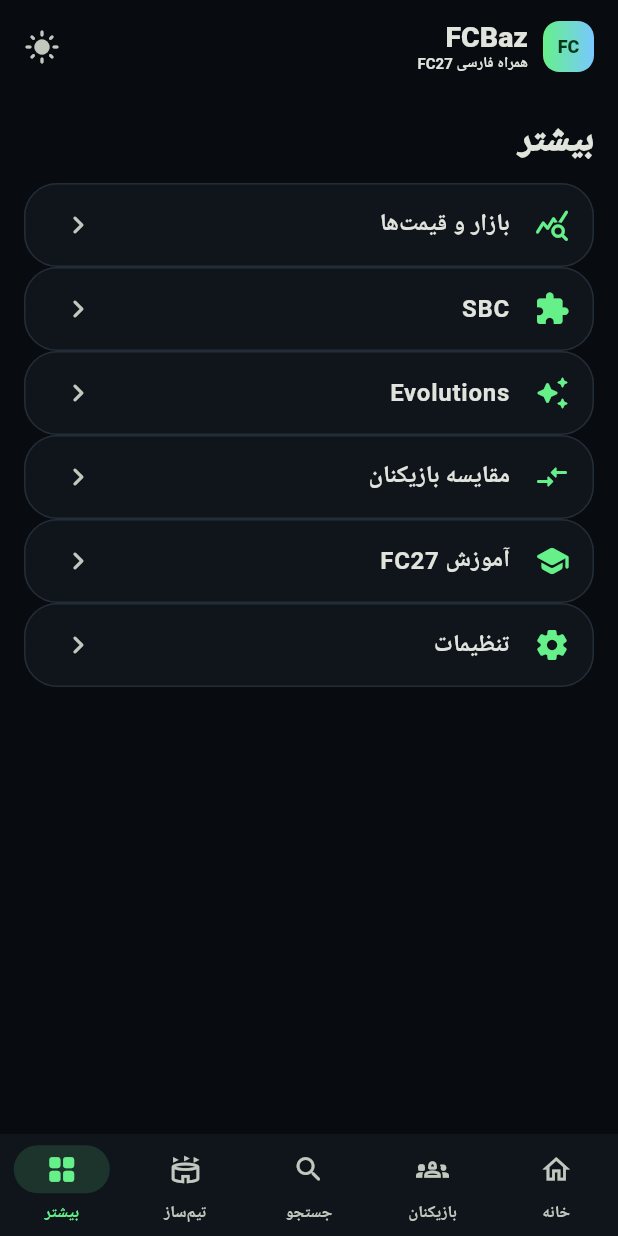
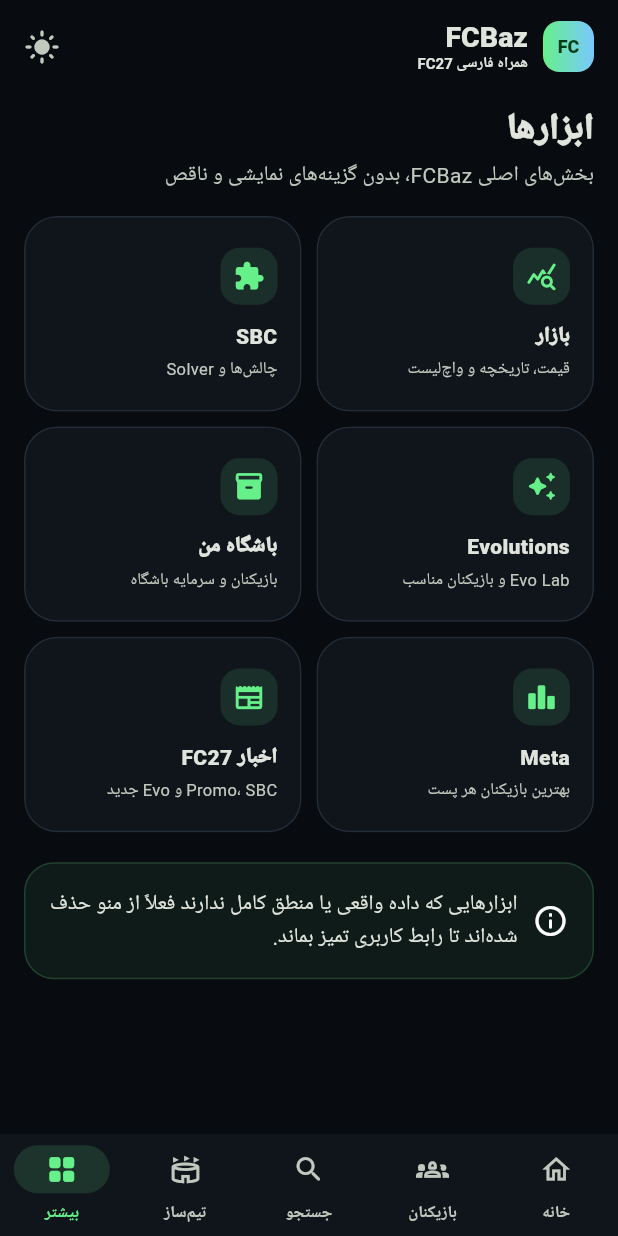
Before and after one commit to sahandse/FCbaz, a Flutter app: the screen it shows after launch, item 5 of the bottom bar chosen, on a phone screen of 412 x 824 dp. Run offline on Flutter 3.47's test engine with Material 3 defaults, Android fonts, the phone set to English and light mode, and no system bars; our stand-ins replace shared_preferences.

Commit message:
ui: replace placeholder More menu with working FCBaz tools

```diff
--- a/lib/features/more/more_screen.dart
+++ b/lib/features/more/more_screen.dart
@@ -1,43 +1,167 @@
 import 'package:flutter/material.dart';
 
+import '../club/presentation/my_club_screen.dart';
+import '../evolutions/presentation/evolutions_screen.dart';
 import '../market/presentation/market_screen.dart';
+import '../meta/presentation/meta_screen.dart';
+import '../sbc/presentation/sbc_screen.dart';
 
 class MoreScreen extends StatelessWidget {
   const MoreScreen({super.key});
 
   @override
   Widget build(BuildContext context) {
-    final items = [
-      ('بازار و قیمت‌ها', Icons.query_stats_rounded),
-      ('SBC', Icons.extension_rounded),
-      ('Evolutions', Icons.auto_awesome_rounded),
-      ('مقایسه بازیکنان', Icons.compare_arrows_rounded),
-      ('آموزش FC27', Icons.school_rounded),
-      ('تنظیمات', Icons.settings_rounded),
-    ];
+    final primary = Theme.of(context).colorScheme.primary;
 
     return ListView(
-      padding: const EdgeInsets.all(16),
+      padding: const EdgeInsets.fromLTRB(16, 8, 16, 28),
       children: [
         Text(
-          'بیشتر',
-          style: Theme.of(context).textTheme.headlineSmall?.copyWith(fontWeight: FontWeight.w900),
+          'ابزارها',
+          style: Theme.of(context).textTheme.headlineSmall,
         ),
-        const SizedBox(height: 12),
-        for (final item in items)
-          Card(
-            child: ListTile(
-              onTap: item.$1 == 'بازار و قیمت‌ها'
-                  ? () => Navigator.of(context).push(
-                        MaterialPageRoute(builder: (_) => const MarketScreen()),
-                      )
-                  : null,
-              leading: Icon(item.$2, color: Theme.of(context).colorScheme.primary),
-              title: Text(item.$1, style: const TextStyle(fontWeight: FontWeight.w700)),
-              trailing: const Icon(Icons.chevron_left_rounded),
+        const SizedBox(height: 4),
+        Text(
+          'بخش‌های اصلی FCBaz، بدون گزینه‌های نمایشی و ناقص',
+          style: TextStyle(
+            color: Theme.of(context).colorScheme.onSurfaceVariant,
+          ),
+        ),
+        const SizedBox(height: 16),
+        GridView.count(
+          crossAxisCount: 2,
+          shrinkWrap: true,
+          physics: const NeverScrollableScrollPhysics(),
+          mainAxisSpacing: 10,
+          crossAxisSpacing: 10,
+          childAspectRatio: 1.42,
+          children: [
+            _ToolCard(
+              title: 'بازار',
+              subtitle: 'قیمت، تاریخچه و واچ‌لیست',
+              icon: Icons.query_stats_rounded,
+              onTap: () => _open(context, const MarketScreen()),
             ),
+            _ToolCard(
+              title: 'SBC',
+              subtitle: 'چالش‌ها و Solver',
+              icon: Icons.extension_rounded,
+              onTap: () => _open(context, const SbcScreen()),
+            ),
+            _ToolCard(
+              title: 'Evolutions',
+              subtitle: 'Evo Lab و بازیکنان مناسب',
+              icon: Icons.auto_awesome_rounded,
+              onTap: () => _open(context, const EvolutionsScreen()),
+            ),
+            _ToolCard(
+              title: 'باشگاه من',
+              subtitle: 'بازیکنان و سرمایه باشگاه',
+              icon: Icons.inventory_2_rounded,
+              onTap: () => _open(context, const MyClubScreen()),
+            ),
+            _ToolCard(
+              title: 'Meta',
+              subtitle: 'بهترین بازیکنان هر پست',
+              icon: Icons.leaderboard_rounded,
+              onTap: () => _open(context, const MetaScreen()),
+            ),
+            _ToolCard(
+              title: 'اخبار FC27',
+              subtitle: 'Promo، SBC و Evo جدید',
+              icon: Icons.newspaper_rounded,
+              onTap: () => _open(context, const NewsScreen()),
+            ),
+          ],
+        ),
+        const SizedBox(height: 20),
+        Container(
+          padding: const EdgeInsets.all(16),
+          decoration: BoxDecoration(
+            color: primary.withValues(alpha: .07),
+            borderRadius: BorderRadius.circular(20),
+            border: Border.all(color: primary.withValues(alpha: .18)),
           ),
+          child: const Row(
+            children: [
+              Icon(Icons.info_outline_rounded),
+              SizedBox(width: 10),
+              Expanded(
+                child: Text(
+                  'ابزارهایی که داده واقعی یا منطق کامل ندارند فعلاً از منو حذف شده‌اند تا رابط کاربری تمیز بماند.',
+                ),
+              ),
+            ],
+          ),
+        ),
       ],
     );
   }
+
+  void _open(BuildContext context, Widget screen) {
+    Navigator.of(context).push(
+      MaterialPageRoute(builder: (_) => screen),
+    );
+  }
 }
+
+class _ToolCard extends StatelessWidget {
+  const _ToolCard({
+    required this.title,
+    required this.subtitle,
+    required this.icon,
+    required this.onTap,
+  });
+
+  final String title;
+  final String subtitle;
+  final IconData icon;
+  final VoidCallback onTap;
+
+  @override
+  Widget build(BuildContext context) {
+    final scheme = Theme.of(context).colorScheme;
+
+    return Card(
+      clipBehavior: Clip.antiAlias,
+      child: InkWell(
+        onTap: onTap,
+        child: Padding(
+          padding: const EdgeInsets.all(16),
+          child: Column(
+            crossAxisAlignment: CrossAxisAlignment.start,
+            mainAxisAlignment: MainAxisAlignment.center,
+            children: [
+              Container(
+                width: 38,
+                height: 38,
+                decoration: BoxDecoration(
+                  color: scheme.primary.withValues(alpha: .12),
+                  borderRadius: BorderRadius.circular(13),
+                ),
+                alignment: Alignment.center,
+                child: Icon(icon, color: scheme.primary, size: 21),
+              ),
+              const SizedBox(height: 10),
+              Text(
+                title,
+                style: const TextStyle(fontWeight: FontWeight.w900),
+              ),
+              const SizedBox(height: 3),
+              Text(
+                subtitle,
+                maxLines: 2,
+                overflow: TextOverflow.ellipsis,
+                style: TextStyle(
+                  color: scheme.onSurfaceVariant,
+                  fontSize: 11,
+                  height: 1.35,
+                ),
+              ),
+            ],
+          ),
+        ),
+      ),
+    );
+  }
+}
```
